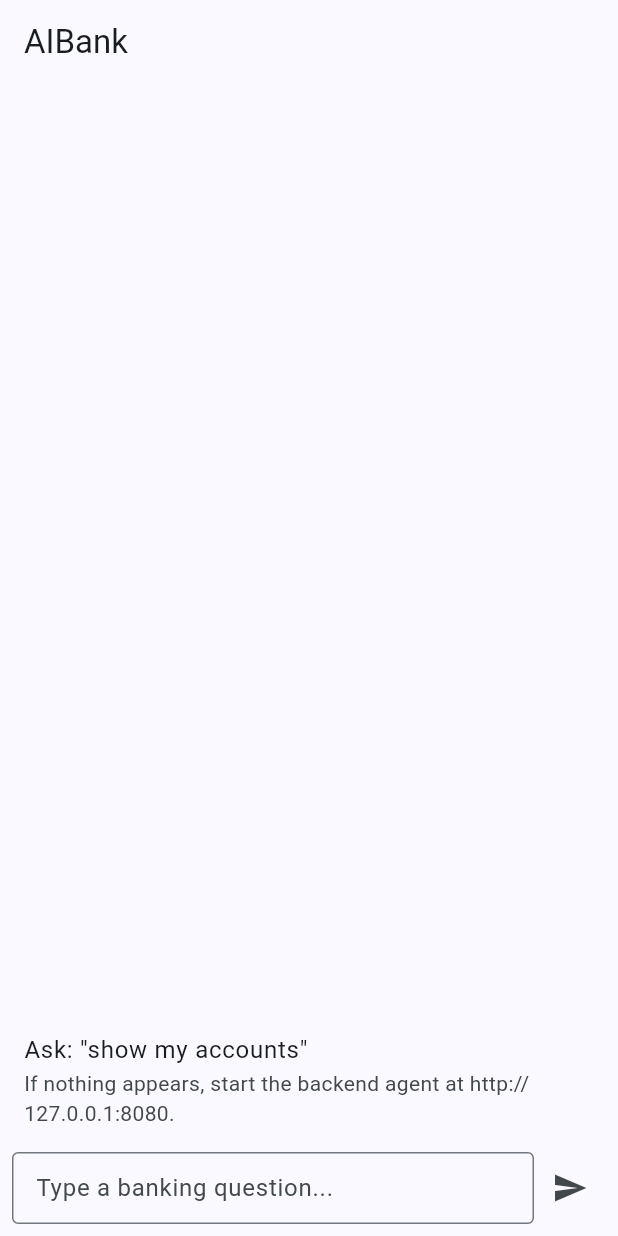
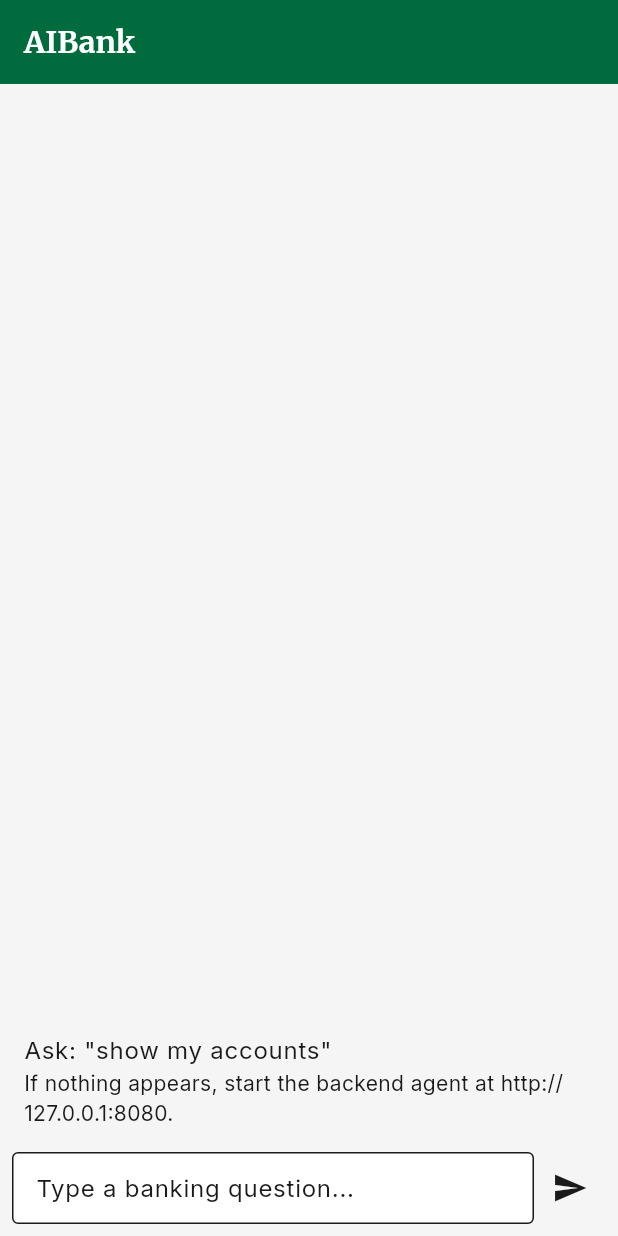
Before and after one commit to richgo/aibank, a Flutter app: the screen it shows after launch, on a phone screen of 412 x 824 dp. Run offline on Flutter 3.47's test engine with Material 3 defaults, Android fonts, the phone set to English and light mode, and no system bars; our stand-ins replace google_fonts; missing offline and left inert: genui, genui_a2ui, json_schema_builder.

Commit message:
green: 2.1-2.5 Complete BankTheme rewrite with design tokens and GoogleFonts
- Added brand colors: primaryGreen (#006B3D), accentCoral (#FF6B6B), etc.
- Defined design token constants for spacing, radii, and elevation
- Implemented gradient helpers (cardGradient, lightGradient)
- Applied GoogleFonts: Merriweather for headlines, Inter for body text
- Configured AppBarTheme, CardTheme, ElevatedButtonTheme, InputDecorationTheme
- Created comprehensive test suite with 37 tests covering all theme aspects
- flutter analyze passes with no issues

```diff
--- a/app/lib/theme/bank_theme.dart
+++ b/app/lib/theme/bank_theme.dart
@@ -1,11 +1,113 @@
 import 'package:flutter/material.dart';
+import 'package:google_fonts/google_fonts.dart';
 
 class BankTheme {
-  static const positive = Color(0xFF1B8A3A);
-  static const negative = Color(0xFFB00020);
+  // Brand colors
+  static const Color primaryGreen = Color(0xFF006B3D);    // Lloyds-inspired deep green
+  static const Color accentCoral = Color(0xFFFF6B6B);     // Monzo-inspired coral
+  static const Color textDark = Color(0xFF1A1A1A);
+  static const Color backgroundLight = Color(0xFFF5F5F5);
+  static const Color surfaceWhite = Color(0xFFFFFFFF);
+  static const Color positive = Color(0xFF1B8A3A);        // positive balance
+  static const Color negative = Color(0xFFD32F2F);        // negative balance
 
-  static ThemeData get light => ThemeData(
-        colorScheme: ColorScheme.fromSeed(seedColor: const Color(0xFF003366)),
-        cardTheme: const CardThemeData(margin: EdgeInsets.symmetric(vertical: 8, horizontal: 12)),
-      );
+  // Design tokens
+  static const double cardRadius = 24.0;
+  static const double panelRadius = 16.0;
+  static const double buttonRadius = 8.0;
+  static const double elevationResting = 2.0;
+  static const double elevationInteractive = 4.0;
+  static const double elevationModal = 8.0;
+  static const double spacingCompact = 12.0;
+  static const double spacing = 16.0;
+  static const double spacingSpacious = 24.0;
+
+  // Gradient helper
+  static LinearGradient cardGradient() => const LinearGradient(
+    begin: Alignment.topLeft,
+    end: Alignment.bottomRight,
+    colors: [Color(0xFF006B3D), Color(0xFF00A86B)],
+  );
+
+  static LinearGradient lightGradient() => const LinearGradient(
+    begin: Alignment.topLeft,
+    end: Alignment.bottomRight,
+    colors: [Color(0xFFE8F5E9), Color(0xFFF1F8E9)],
+  );
+
+  static ThemeData get light {
+    const colorScheme = ColorScheme(
+      brightness: Brightness.light,
+      primary: primaryGreen,
+      onPrimary: surfaceWhite,
+      secondary: accentCoral,
+      onSecondary: surfaceWhite,
+      error: negative,
+      onError: surfaceWhite,
+      surface: surfaceWhite,
+      onSurface: textDark,
+    );
+
+    final textTheme = TextTheme(
+      displayLarge: GoogleFonts.merriweather(fontSize: 32, fontWeight: FontWeight.bold, color: textDark),
+      displayMedium: GoogleFonts.merriweather(fontSize: 28, fontWeight: FontWeight.bold, color: textDark),
+      displaySmall: GoogleFonts.merriweather(fontSize: 24, fontWeight: FontWeight.bold, color: textDark),
+      headlineLarge: GoogleFonts.merriweather(fontSize: 22, fontWeight: FontWeight.bold, color: textDark),
+      headlineMedium: GoogleFonts.merriweather(fontSize: 20, fontWeight: FontWeight.w600, color: textDark),
+      headlineSmall: GoogleFonts.merriweather(fontSize: 18, fontWeight: FontWeight.w600, color: textDark),
+      titleLarge: GoogleFonts.inter(fontSize: 16, fontWeight: FontWeight.w600, color: textDark),
+      titleMedium: GoogleFonts.inter(fontSize: 15, fontWeight: FontWeight.w500, color: textDark),
+      titleSmall: GoogleFonts.inter(fontSize: 14, fontWeight: FontWeight.w500, color: textDark),
+      bodyLarge: GoogleFonts.inter(fontSize: 16, fontWeight: FontWeight.normal, color: textDark),
+      bodyMedium: GoogleFonts.inter(fontSize: 14, fontWeight: FontWeight.normal, color: textDark),
+      bodySmall: GoogleFonts.inter(fontSize: 12, fontWeight: FontWeight.normal, color: textDark),
+      labelLarge: GoogleFonts.inter(fontSize: 14, fontWeight: FontWeight.w600, color: textDark),
+      labelMedium: GoogleFonts.inter(fontSize: 12, fontWeight: FontWeight.w500, color: textDark),
+      labelSmall: GoogleFonts.inter(fontSize: 11, fontWeight: FontWeight.w500, color: textDark),
+    );
+
+    return ThemeData(
+      colorScheme: colorScheme,
+      textTheme: textTheme,
+      scaffoldBackgroundColor: backgroundLight,
+      appBarTheme: AppBarTheme(
+        backgroundColor: primaryGreen,
+        foregroundColor: surfaceWhite,
+        elevation: 0,
+        titleTextStyle: GoogleFonts.merriweather(
+          fontSize: 20,
+          fontWeight: FontWeight.bold,
+          color: surfaceWhite,
+        ),
+      ),
+      cardTheme: CardThemeData(
+        elevation: elevationResting,
+        color: surfaceWhite,
+        shape: RoundedRectangleBorder(
+          borderRadius: BorderRadius.circular(panelRadius),
+        ),
+        margin: const EdgeInsets.symmetric(vertical: 6, horizontal: 0),
+      ),
+      elevatedButtonTheme: ElevatedButtonThemeData(
+        style: ElevatedButton.styleFrom(
+          backgroundColor: primaryGreen,
+          foregroundColor: surfaceWhite,
+          shape: RoundedRectangleBorder(
+            borderRadius: BorderRadius.circular(buttonRadius),
+          ),
+        ),
+      ),
+      inputDecorationTheme: InputDecorationTheme(
+        border: OutlineInputBorder(
+          borderRadius: BorderRadius.circular(buttonRadius),
+        ),
+        focusedBorder: OutlineInputBorder(
+          borderRadius: BorderRadius.circular(buttonRadius),
+          borderSide: const BorderSide(color: primaryGreen, width: 2),
+        ),
+        filled: true,
+        fillColor: surfaceWhite,
+      ),
+    );
+  }
 }
```
Also changed, not shown: 1 other file.
